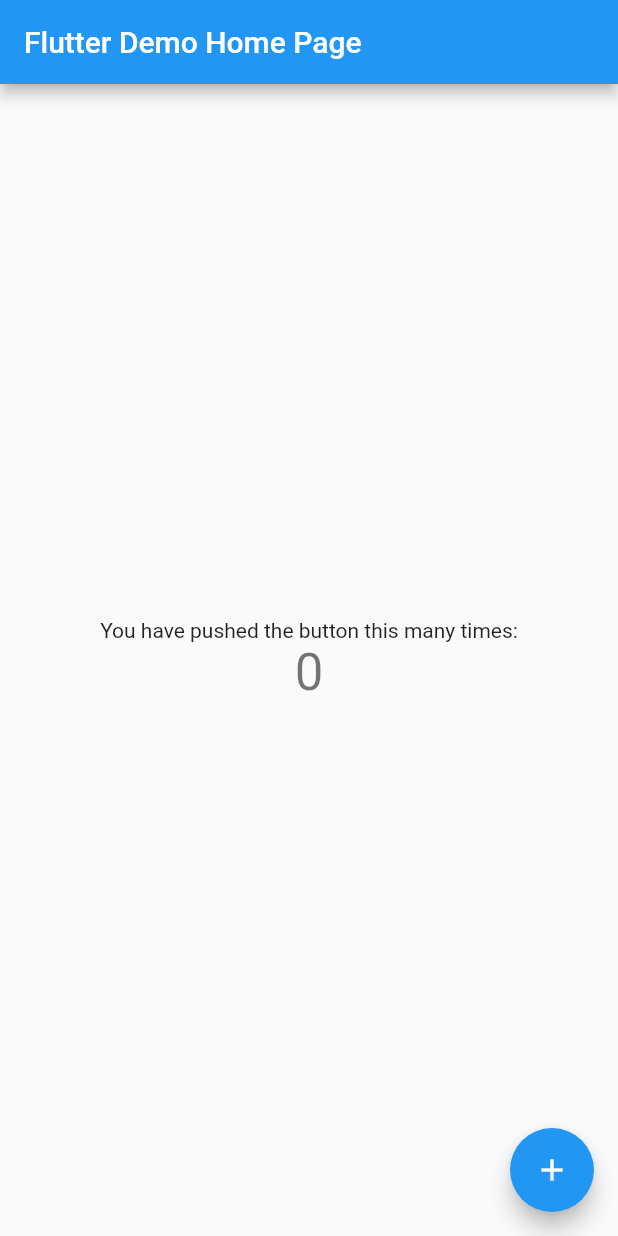
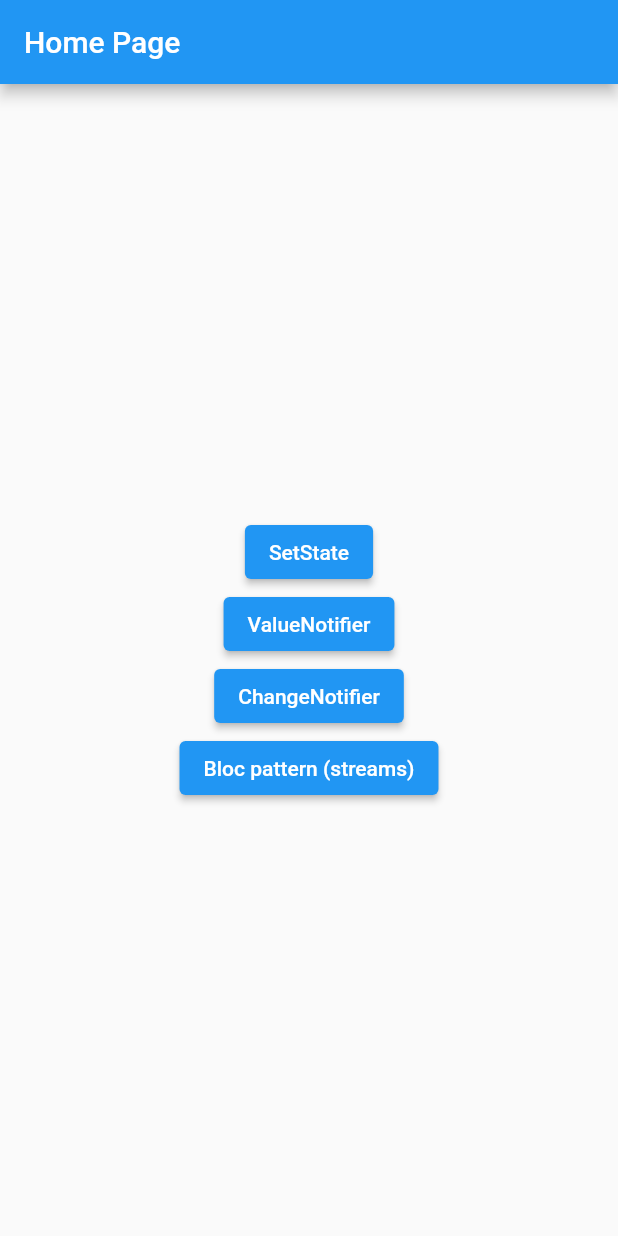
Before and after one commit to dionatanlaranjeira/calculadora_imc_default_state_manager, a Flutter app: the screen it shows after launch, on a phone screen of 412 x 824 dp. Run offline on Flutter 3.47's test engine with Material 2 defaults, Android fonts, the phone set to English and light mode, and no system bars; our stand-ins replace syncfusion_flutter_gauges.

```diff
--- /dev/null
+++ b/lib/home_page.dart
@@ -0,0 +1,39 @@
+import 'package:calculadora_imc_default_state_manager/setState/imc_setstate_page.dart';
+import 'package:flutter/material.dart';
+
+class HomePage extends StatelessWidget {
+  const HomePage({Key? key}) : super(key: key);
+
+  void _goToPage(BuildContext context, Widget page) {
+    Navigator.of(context).push(
+      MaterialPageRoute(
+        builder: (context) => page,
+      ),
+    );
+  }
+
+  @override
+  Widget build(BuildContext context) {
+    return Scaffold(
+      appBar: AppBar(
+        title: const Text('Home Page'),
+      ),
+      body: Center(
+        child: Column(
+          mainAxisAlignment: MainAxisAlignment.center,
+          children: [
+            ElevatedButton(
+                onPressed: () => _goToPage(context, const ImcSetstatePage()),
+                child: const Text('SetState')),
+            ElevatedButton(
+                onPressed: () {}, child: const Text('ValueNotifier')),
+            ElevatedButton(
+                onPressed: () {}, child: const Text('ChangeNotifier')),
+            ElevatedButton(
+                onPressed: () {}, child: const Text('Bloc pattern (streams)')),
+          ],
+        ),
+      ),
+    );
+  }
+}
--- a/lib/main.dart
+++ b/lib/main.dart
@@ -1,3 +1,4 @@
+import 'package:calculadora_imc_default_state_manager/home_page.dart';
 import 'package:flutter/material.dart';
 
 void main() {
@@ -10,58 +11,10 @@ class MyApp extends StatelessWidget {
   @override
   Widget build(BuildContext context) {
     return MaterialApp(
-      title: 'Flutter Demo',
-      theme: ThemeData(
-        primarySwatch: Colors.blue,
-      ),
-      home: const MyHomePage(title: 'Flutter Demo Home Page'),
+      debugShowCheckedModeBanner: false,
+      title: 'Flutter Default State Manager',
+      theme: ThemeData(),
+      home: const HomePage(),
     );
   }
 }
-
-class MyHomePage extends StatefulWidget {
-  const MyHomePage({super.key, required this.title});
-
-  final String title;
-
-  @override
-  State<MyHomePage> createState() => _MyHomePageState();
-}
-
-class _MyHomePageState extends State<MyHomePage> {
-  int _counter = 0;
-
-  void _incrementCounter() {
-    setState(() {
-      _counter++;
-    });
-  }
-
-  @override
-  Widget build(BuildContext context) {
-    return Scaffold(
-      appBar: AppBar(
-        title: Text(widget.title),
-      ),
-      body: Center(
-        child: Column(
-          mainAxisAlignment: MainAxisAlignment.center,
-          children: <Widget>[
-            const Text(
-              'You have pushed the button this many times:',
-            ),
-            Text(
-              '$_counter',
-              style: Theme.of(context).textTheme.headlineMedium,
-            ),
-          ],
-        ),
-      ),
-      floatingActionButton: FloatingActionButton(
-        onPressed: _incrementCounter,
-        tooltip: 'Increment',
-        child: const Icon(Icons.add),
-      ),
-    );
-  }
-}
--- a/pubspec.yaml
+++ b/pubspec.yaml
@@ -30,7 +30,8 @@ environment:
 dependencies:
   flutter:
     sdk: flutter
-
+  syncfusion_flutter_gauges: ^21.1.38
+  currency_text_input_formatter: ^2.1.9
 
   # The following adds the Cupertino Icons font to your application.
   # Use with the CupertinoIcons class for iOS style icons.
```
Also changed, not shown: lib/setState/imc_setstate_page.dart (added, +73 -0 lines), lib/widgets/imc_gauge_range.dart (added, +20 -0 lines), pubspec.lock.
